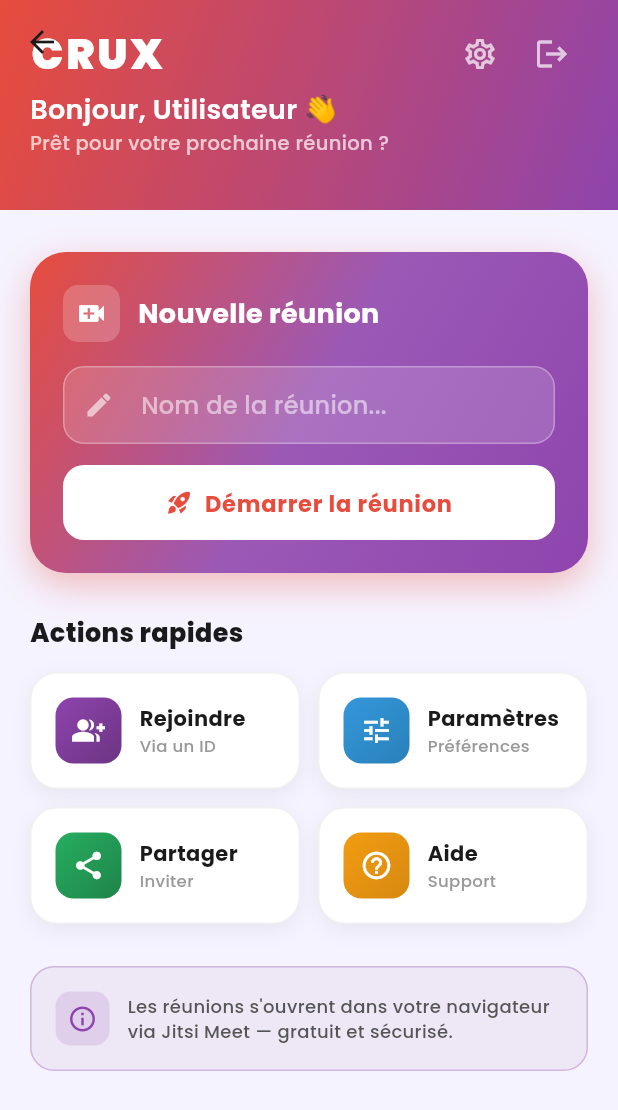
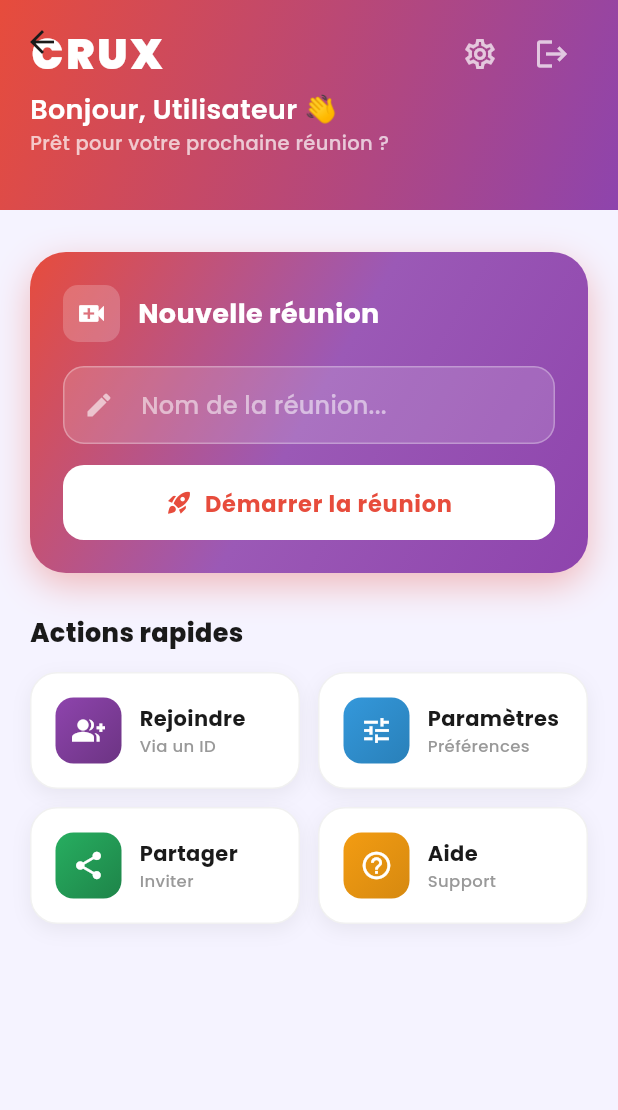
Before and after one commit to MESCHAC-creator/crux_new_final, a Flutter app: the HomeScreen screen opened by its route, on a phone screen of 412 x 824 dp. Shown: the top 1110 px of the screen. Run offline on Flutter 3.47's test engine with Material 3 defaults, Android fonts, the phone set to English and light mode, and no system bars; our stand-ins replace cloud_firestore, firebase_auth, firebase_core, firebase_messaging, flutter_animate, google_fonts and 3 more; missing offline and left inert: flutter_webrtc; accounts and stored records are empty.

Commit message:
fix: resolve 3 UX issues — meeting spinner, user name, remove Jitsi banner
- video_call_screen: add timeouts to permission requests and getUserMedia
  so the loading screen never hangs forever; show step-by-step status text
- home_screen: read first name directly from FirebaseAuth.currentUser so
  the greeting shows the real name even when UserModel has a stale value
- home_screen: remove the Jitsi Meet info banner (app uses WebRTC natively)
- pubspec.yaml: bump intl to ^0.20.2 to match flutter_localizations SDK pin

https://claude.ai/code/session_011XKNj8hxwjrw2hZKwmqiws

```diff
--- a/lib/screens/home_screen.dart
+++ b/lib/screens/home_screen.dart
@@ -1,6 +1,7 @@
 import 'package:flutter/material.dart';
 import 'package:flutter/services.dart';
 import 'package:google_fonts/google_fonts.dart';
+import 'package:firebase_auth/firebase_auth.dart';
 import '../theme/colors.dart';
 import '../models/user_model.dart';
 import '../services/auth_service.dart';
@@ -32,6 +33,19 @@ class _HomeScreenState extends State<HomeScreen> {
     _meetingNameController.dispose();
     _joinIdController.dispose();
     super.dispose();
+  }
+
+  /// Returns the first name of the currently logged-in user.
+  /// Reads directly from Firebase to avoid stale UserModel values.
+  String _displayFirstName() {
+    final fbUser = FirebaseAuth.instance.currentUser;
+    final raw = fbUser?.displayName?.trim().isNotEmpty == true
+        ? fbUser!.displayName!
+        : (fbUser?.email?.contains('@') == true
+            ? fbUser!.email!.split('@')[0]
+            : widget.user.name);
+    // Take only the first word (first name)
+    return raw.split(' ').first;
   }
 
   Future<void> _createMeeting() async {
@@ -229,7 +243,7 @@ class _HomeScreenState extends State<HomeScreen> {
                           ],
                         ),
                         Text(
-                          '${AppTranslations.t('hello', context.watch<LocaleProvider>().locale.languageCode)}, ${widget.user.name.split(' ').first} 👋',
+                          '${AppTranslations.t('hello', context.watch<LocaleProvider>().locale.languageCode)}, ${_displayFirstName()} 👋',
                           style: GoogleFonts.poppins(
                             fontSize: 18,
                             fontWeight: FontWeight.w600,
@@ -432,44 +446,6 @@ class _HomeScreenState extends State<HomeScreen> {
                     ],
                   ),
 
-                  const SizedBox(height: 28),
-
-                  // Info banner
-                  Container(
-                    padding: const EdgeInsets.all(16),
-                    decoration: BoxDecoration(
-                      color: isDark
-                          ? Colors.white.withOpacity(0.05)
-                          : const Color(0xFFEDE7F6),
-                      borderRadius: BorderRadius.circular(16),
-                      border: Border.all(
-                        color: AppColors.secondary.withOpacity(0.3),
-                      ),
-                    ),
-                    child: Row(
-                      children: [
-                        Container(
-                          padding: const EdgeInsets.all(8),
-                          decoration: BoxDecoration(
-                            color: AppColors.secondary.withOpacity(0.15),
-                            borderRadius: BorderRadius.circular(10),
-                          ),
-                          child: const Icon(Icons.info_outline, color: AppColors.secondary, size: 20),
-                        ),
-                        const SizedBox(width: 12),
-                        Expanded(
-                          child: Text(
-                            'Les réunions s\'ouvrent dans votre navigateur via Jitsi Meet — gratuit et sécurisé.',
-                            style: GoogleFonts.poppins(
-                              fontSize: 12,
-                              color: isDark ? Colors.white70 : AppColors.textSecondary,
-                              height: 1.4,
-                            ),
-                          ),
-                        ),
-                      ],
-                    ),
-                  ),
                   const SizedBox(height: 20),
                 ],
               ),
--- a/pubspec.yaml
+++ b/pubspec.yaml
@@ -19,7 +19,7 @@ dependencies:
 
   # Permissions & Localization
   permission_handler: ^11.3.0
-  intl: ^0.19.0
+  intl: ^0.20.2
   flutter_localizations:
     sdk: flutter
 
```
Also changed, not shown: lib/screens/video_call_screen.dart (+20 -5 lines), pubspec.lock.
